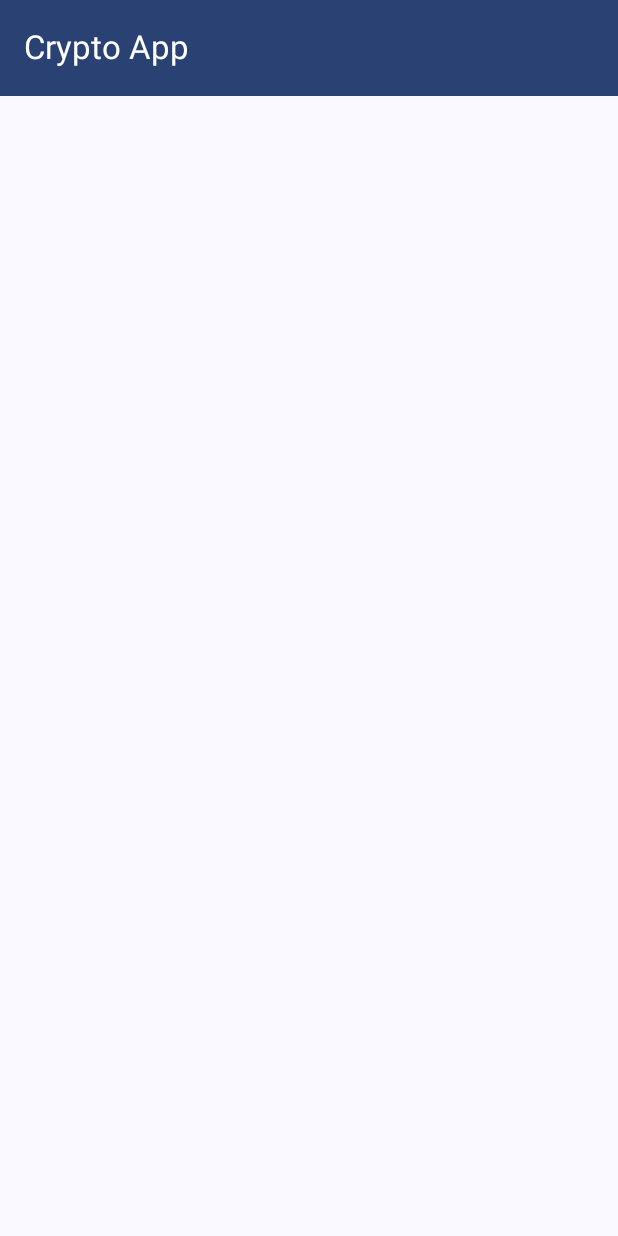
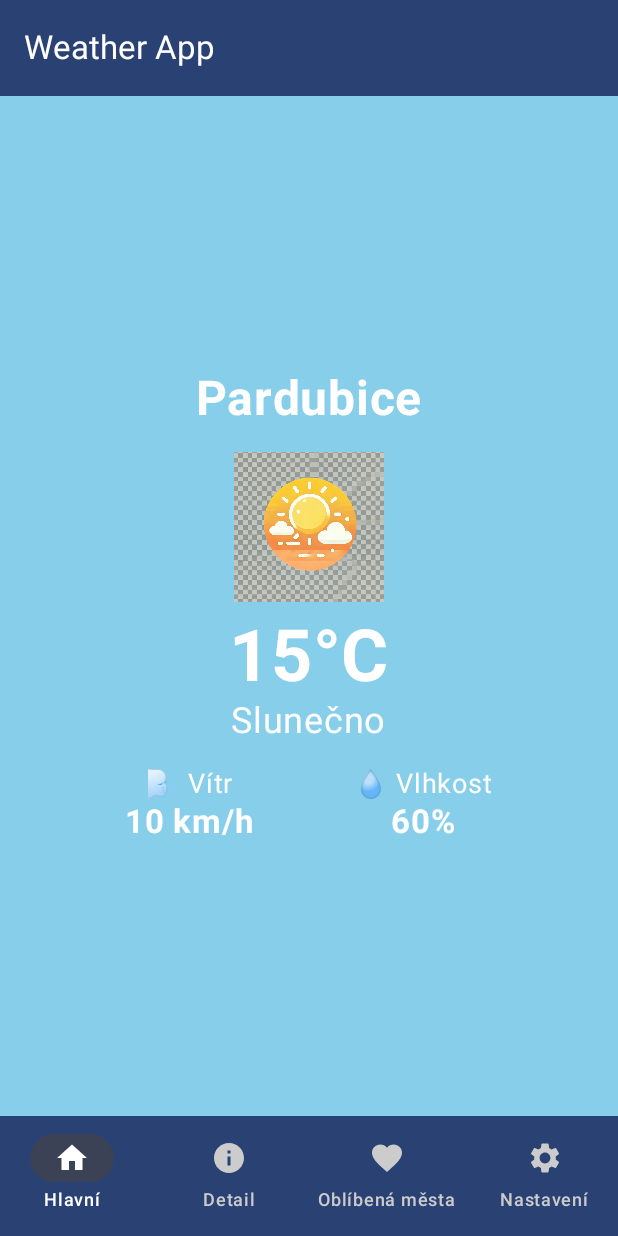
Before and after one commit to beranon1/UMTE, an Android app built with Jetpack Compose: the screen it shows after launch (MainActivity), on a phone screen of 412 x 824 dp. Run offline under Robolectric (Android 15) with nearby library versions, the light colour scheme and no system bars.

Commit message:
Přidání stránek

```diff
--- a/app/src/main/java/com/example/projekt/MainActivity.kt
+++ b/app/src/main/java/com/example/projekt/MainActivity.kt
@@ -5,21 +5,40 @@ import androidx.activity.ComponentActivity
 import androidx.activity.compose.setContent
 import androidx.compose.foundation.layout.PaddingValues
 import androidx.compose.foundation.layout.padding
+import androidx.compose.material.icons.Icons
+import androidx.compose.material.icons.filled.Favorite
+import androidx.compose.material.icons.filled.Home
+import androidx.compose.material.icons.filled.Info
+import androidx.compose.material.icons.filled.Settings
 import androidx.compose.material3.ExperimentalMaterial3Api
+import androidx.compose.material3.Icon
 import androidx.compose.material3.MaterialTheme
+import androidx.compose.material3.NavigationBar
+import androidx.compose.material3.NavigationBarItem
+import androidx.compose.material3.NavigationBarItemDefaults
 import androidx.compose.material3.Scaffold
 import androidx.compose.material3.Text
 import androidx.compose.material3.TopAppBar
 import androidx.compose.material3.TopAppBarDefaults
 import androidx.compose.runtime.Composable
+import androidx.compose.runtime.getValue
+import androidx.compose.runtime.mutableStateOf
+import androidx.compose.runtime.remember
+import androidx.compose.runtime.setValue
 import androidx.compose.ui.Modifier
 import androidx.compose.ui.graphics.Color
+import androidx.compose.ui.graphics.vector.ImageVector
 import androidx.compose.ui.tooling.preview.Preview
 import androidx.navigation.NavHostController
 import androidx.navigation.compose.NavHost
 import androidx.navigation.compose.composable
 import androidx.navigation.compose.rememberNavController
+import com.example.projekt.screens.DetailScreen
+import com.example.projekt.screens.FavouriteCityScreen
+import com.example.projekt.screens.SettingScreen
 import com.example.projekt.ui.theme.ProjektTheme
+import com.example.projekt.screens.WeatherMainScreen
+
 
 class MainActivity : ComponentActivity() {
     override fun onCreate(savedInstanceState: Bundle?) {
@@ -33,19 +52,54 @@ class MainActivity : ComponentActivity() {
     }
 }
 
-
 @OptIn(ExperimentalMaterial3Api::class)
 @Composable
 fun MainScreen(navController: NavHostController) {
+    val items = listOf(
+        BottomNavItem("Hlavní", Icons.Default.Home, "main"),
+        BottomNavItem("Detail", Icons.Default.Info, "detail"),
+        BottomNavItem("Oblíbená města", Icons.Default.Favorite, "favourites"),
+        BottomNavItem("Nastavení", Icons.Default.Settings, "settings")
+    )
+    var selectedItem by remember { mutableStateOf(0) }
+
     Scaffold(
         topBar = {
             TopAppBar(
-                title = { Text("Crypto App") },
+                title = { Text("Weather App") },
                 colors = TopAppBarDefaults.topAppBarColors(
                     containerColor = MaterialTheme.colorScheme.primary,
                     titleContentColor = Color.White
                 )
             )
+        },
+        bottomBar = {
+            NavigationBar(containerColor = MaterialTheme.colorScheme.primary) {
+                items.forEachIndexed { index, item ->
+                    NavigationBarItem(
+                        icon = { Icon(item.icon, contentDescription = item.title) },
+                        label = { Text(item.title) },
+                        selected = selectedItem == index,
+                        onClick = {
+                            selectedItem = index
+                            navController.navigate(item.screenRoute) {
+                                navController.graph.startDestinationRoute?.let { screenRoute ->
+                                    popUpTo(screenRoute) { saveState = true }
+                                }
+                                launchSingleTop = true
+                                restoreState = true
+                            }
+                        },
+                        colors = NavigationBarItemDefaults.colors(
+                            selectedIconColor = Color.White,
+                            unselectedIconColor = Color.LightGray,
+                            selectedTextColor = Color.White,
+                            unselectedTextColor = Color.LightGray,
+                            indicatorColor = MaterialTheme.colorScheme.secondary
+                        )
+                    )
+                }
+            }
         }
     ) { innerPadding ->
         Navigation(navController = navController, innerPadding = innerPadding)
@@ -56,14 +110,18 @@ fun MainScreen(navController: NavHostController) {
 fun Navigation(navController: NavHostController, innerPadding: PaddingValues) {
     NavHost(
         navController = navController,
-        startDestination = "cryptoList",
+        startDestination = "main",
         modifier = Modifier.padding(innerPadding)
     ) {
-        composable("cryptoList") { /*CryptoListScreen(navController) */}
-        //todo cryptoDetail
-        //todo favoriteCrypto a settings
+        composable("main") { WeatherMainScreen(navController) }
+        composable("detail") { DetailScreen(navController) }
+        composable("favourites") { FavouriteCityScreen(navController) }
+        composable("settings") { SettingScreen(navController) }
     }
 }
+
+data class BottomNavItem(val title: String, val icon: ImageVector, val screenRoute: String)
+
 
 @Preview(showBackground = true)
 @Composable
--- /dev/null
+++ b/app/src/main/java/com/example/projekt/screens/DetailScreen.kt
@@ -0,0 +1,18 @@
+package com.example.projekt.screens
+
+import androidx.compose.foundation.layout.Box
+import androidx.compose.foundation.layout.fillMaxSize
+import androidx.compose.material3.Text
+import androidx.compose.runtime.Composable
+import androidx.compose.ui.Alignment
+import androidx.compose.ui.Modifier
+import androidx.compose.ui.text.font.FontWeight
+import androidx.compose.ui.unit.sp
+import androidx.navigation.NavController
+
+@Composable
+fun DetailScreen(navController: NavController){
+    Box(modifier = Modifier.fillMaxSize(), contentAlignment = Alignment.Center) {
+        Text("Detailní informace o počasí", fontSize = 24.sp, fontWeight = FontWeight.Bold)
+    }
+}
--- /dev/null
+++ b/app/src/main/java/com/example/projekt/screens/FavouriteCityScreen.kt
@@ -0,0 +1,18 @@
+package com.example.projekt.screens
+
+import androidx.compose.foundation.layout.Box
+import androidx.compose.foundation.layout.fillMaxSize
+import androidx.compose.material3.Text
+import androidx.compose.runtime.Composable
+import androidx.compose.ui.Alignment
+import androidx.compose.ui.Modifier
+import androidx.compose.ui.text.font.FontWeight
+import androidx.compose.ui.unit.sp
+import androidx.navigation.NavController
+
+@Composable
+fun FavouriteCityScreen(navController: NavController){
+    Box(modifier = Modifier.fillMaxSize(), contentAlignment = Alignment.Center) {
+        Text("Seznam oblíbených měst", fontSize = 24.sp, fontWeight = FontWeight.Bold)
+    }
+}
--- /dev/null
+++ b/app/src/main/java/com/example/projekt/screens/SettingScreen.kt
@@ -0,0 +1,18 @@
+package com.example.projekt.screens
+
+import androidx.compose.foundation.layout.Box
+import androidx.compose.foundation.layout.fillMaxSize
+import androidx.compose.material3.Text
+import androidx.compose.runtime.Composable
+import androidx.compose.ui.Alignment
+import androidx.compose.ui.Modifier
+import androidx.compose.ui.text.font.FontWeight
+import androidx.compose.ui.unit.sp
+import androidx.navigation.NavController
+
+@Composable
+fun SettingScreen(navController: NavController){
+    Box(modifier = Modifier.fillMaxSize(), contentAlignment = Alignment.Center) {
+        Text("Nastavení aplikace", fontSize = 24.sp, fontWeight = FontWeight.Bold)
+    }
+}
--- /dev/null
+++ b/app/src/main/java/com/example/projekt/screens/WeatherMainScreen.kt
@@ -0,0 +1,71 @@
+package com.example.projekt.screens
+
+import androidx.compose.foundation.Image
+import androidx.compose.foundation.background
+import androidx.compose.foundation.layout.Arrangement
+import androidx.compose.foundation.layout.Column
+import androidx.compose.foundation.layout.Row
+import androidx.compose.foundation.layout.Spacer
+import androidx.compose.foundation.layout.fillMaxSize
+import androidx.compose.foundation.layout.fillMaxWidth
+import androidx.compose.foundation.layout.height
+import androidx.compose.foundation.layout.padding
+import androidx.compose.foundation.layout.size
+import androidx.compose.runtime.Composable
+import androidx.compose.ui.Modifier
+import androidx.compose.ui.graphics.Color
+import androidx.compose.ui.res.painterResource
+import com.example.projekt.R
+import androidx.compose.material3.Text
+import androidx.compose.ui.Alignment
+import androidx.compose.ui.text.font.FontWeight
+import androidx.compose.ui.unit.dp
+import androidx.compose.ui.unit.sp
+import androidx.navigation.NavController
+
+
+
+@Composable
+fun WeatherMainScreen(navController: NavController) {
+    val city = "Pardubice"
+    val temperature = "15°C"
+    val weatherDescription = "Slunečno"
+    val windSpeed = "10 km/h"
+    val humidity = "60%"
+    val weatherIcon = painterResource(id = R.drawable.weather_icon)
+
+    Column(
+        modifier = Modifier
+            .fillMaxSize()
+            .background(Color(0xFF87CEEB))
+            .padding(16.dp),
+        horizontalAlignment = Alignment.CenterHorizontally,
+        verticalArrangement = Arrangement.Center
+    ) {
+        Text(text = city, fontSize = 32.sp, fontWeight = FontWeight.Bold, color = Color.White)
+
+        Spacer(modifier = Modifier.height(16.dp))
+
+        Image(painter = weatherIcon, contentDescription = "Weather Icon", modifier = Modifier.size(100.dp))
+
+        Spacer(modifier = Modifier.height(8.dp))
+
+        Text(text = temperature, fontSize = 48.sp, fontWeight = FontWeight.Bold, color = Color.White)
+        Text(text = weatherDescription, fontSize = 24.sp, color = Color.White)
+
+        Spacer(modifier = Modifier.height(16.dp))
+
+        Row(modifier = Modifier.fillMaxWidth(), horizontalArrangement = Arrangement.SpaceEvenly) {
+            WeatherDetail("🌬️ Vítr", windSpeed)
+            WeatherDetail("💧 Vlhkost", humidity)
+        }
+    }
+}
+
+@Composable
+fun WeatherDetail(label: String, value: String) {
+    Column(horizontalAlignment = Alignment.CenterHorizontally) {
+        Text(text = label, fontSize = 18.sp, color = Color.White)
+        Text(text = value, fontSize = 22.sp, fontWeight = FontWeight.Bold, color = Color.White)
+    }
+}
```
Also changed, not shown: app/src/main/res/drawable/weather_icon.webp (added).
